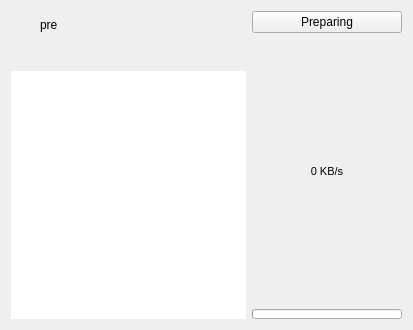
Old version of the form src/ui/github/githubreleaseitemwidget.ui in the repository kaniol-lck/modmanager.
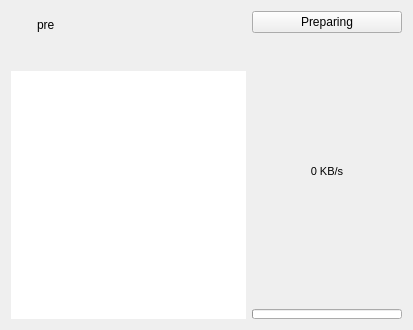
New version of the form. Icons and pictures are not drawn. Custom widgets are drawn as their Qt base class.

```diff
--- a/src/ui/github/githubreleaseitemwidget.ui
+++ b/src/ui/github/githubreleaseitemwidget.ui
@@ -27,13 +27,6 @@
          <height>28</height>
         </size>
        </property>
-       <property name="font">
-        <font>
-         <pointsize>13</pointsize>
-         <weight>75</weight>
-         <bold>true</bold>
-        </font>
-       </property>
        <property name="alignment">
         <set>Qt::AlignBottom|Qt::AlignLeading|Qt::AlignLeft</set>
        </property>
```
